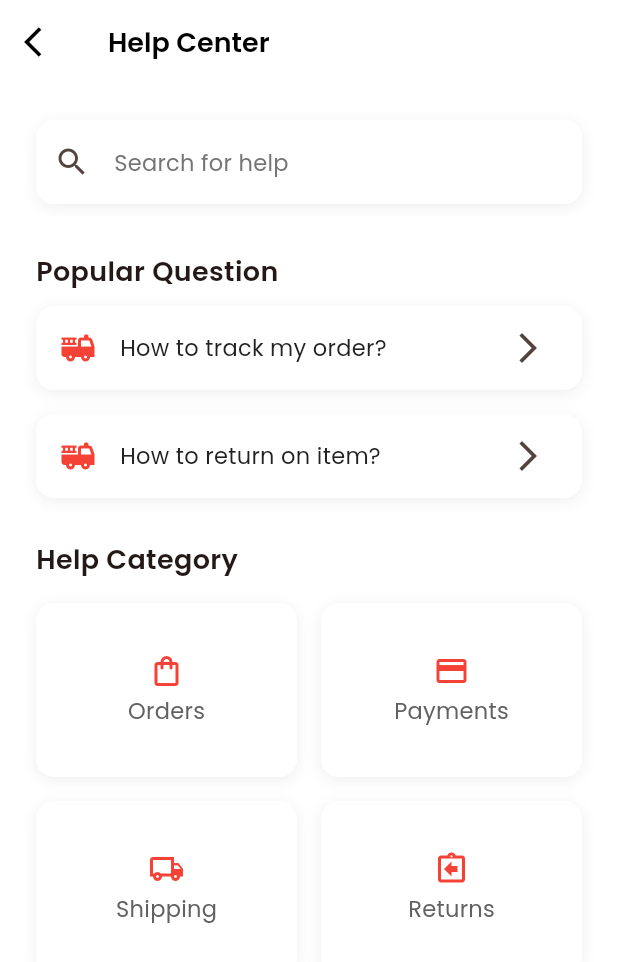
After one commit to ganeshchay2021/E_commerce_modernUI, a Flutter app: the HelpCenterScreen screen opened directly, on a phone screen of 412 x 824 dp. The commit adds this screen. Shown: the top 962 px of the screen. Run offline on Flutter 3.47's test engine with Material 3 defaults, Android fonts, the phone set to English and light mode, and no system bars; our stand-ins replace bloc, email_validator, flutter_bloc, google_fonts, shared_preferences; accounts and stored records are empty.

Commit message:
Help Center screen added

```diff
--- /dev/null
+++ b/lib/view/help center/help_center_screen.dart
@@ -0,0 +1,264 @@
+import 'package:e_commerce_modernui/utils/app_text_styles.dart';
+import 'package:e_commerce_modernui/widgets/custom_iconbutton.dart';
+import 'package:e_commerce_modernui/widgets/help_category.dart';
+import 'package:flutter/material.dart';
+
+class HelpCenterScreen extends StatefulWidget {
+  const HelpCenterScreen({super.key});
+
+  @override
+  State<HelpCenterScreen> createState() => _HelpCenterScreenState();
+}
+
+class _HelpCenterScreenState extends State<HelpCenterScreen> {
+  @override
+  Widget build(BuildContext context) {
+    final isDark = Theme.of(context).brightness == Brightness.dark;
+
+    return Scaffold(
+      appBar: AppBar(
+        leading: CustomIconbutton(
+          icon: Icons.arrow_back_ios,
+          onTap: () {
+            Navigator.pop(context);
+          },
+        ),
+        title: Text(
+          "Help Center",
+          style: AppTextstyles.withColor(
+            AppTextstyles.h3,
+            isDark ? Colors.white : Colors.black,
+          ),
+        ),
+      ),
+      body: Padding(
+        padding: const EdgeInsets.all(24),
+        child: Column(
+          crossAxisAlignment: CrossAxisAlignment.start,
+          children: [
+            _buildSearchBar(context),
+            const SizedBox(
+              height: 16,
+            ),
+            _popularQuestionSection(
+              context,
+              "Popular Question",
+              [
+                _popularQuestion(context, "How to track my order?", () {
+                  _showAddressBottomSheet(
+                      context, "How to track my order?", "Ok");
+                }),
+                _popularQuestion(
+                  context,
+                  "How to return on item?",
+                  () {
+                    _showAddressBottomSheet(
+                        context, "How to return on item?", "Ok");
+                  },
+                ),
+              ],
+            ),
+            const SizedBox(
+              height: 12,
+            ),
+            Text(
+              "Help Category",
+              style: AppTextstyles.withColor(
+                AppTextstyles.h3,
+                Theme.of(context).textTheme.bodyLarge!.color!,
+              ),
+            ),
+            const SizedBox(
+              height: 16,
+            ),
+            //HelpCategory section
+            const Expanded(
+              child: HelpCategory(),
+            )
+          ],
+        ),
+      ),
+    );
+  }
+
+  //search bar section
+  Widget _buildSearchBar(BuildContext context) {
+    final isDark = Theme.of(context).brightness == Brightness.dark;
+
+    return Container(
+      margin: const EdgeInsets.only(bottom: 16),
+      decoration: BoxDecoration(
+        color: Theme.of(context).cardColor,
+        borderRadius: BorderRadius.circular(12),
+        boxShadow: [
+          BoxShadow(
+            color: isDark ? Colors.grey[600]! : Colors.grey[200]!,
+            blurRadius: 8,
+            offset: const Offset(0, 2),
+          ),
+        ],
+      ),
+      child: TextField(
+        decoration: InputDecoration(
+          hintText: "Search for help",
+          border: OutlineInputBorder(
+              borderRadius: BorderRadius.circular(12),
+              borderSide: BorderSide.none),
+          prefixIcon: const Icon(Icons.search),
+          hintStyle: AppTextstyles.withColor(
+            AppTextstyles.bodyMedium,
+            isDark ? Colors.grey[300]! : Colors.grey[600]!,
+          ),
+          filled: true,
+          fillColor: Theme.of(context).cardColor,
+        ),
+      ),
+    );
+  }
+
+  //build popular question foundation
+  Widget _popularQuestionSection(
+      BuildContext context, String title, List<Widget> children) {
+    final isDark = Theme.of(context).brightness == Brightness.dark;
+
+    return Column(
+      crossAxisAlignment: CrossAxisAlignment.start,
+      children: [
+        Padding(
+          padding: const EdgeInsets.fromLTRB(0, 0, 0, 10),
+          child: Text(
+            title,
+            style: AppTextstyles.withColor(
+              AppTextstyles.h3,
+              Theme.of(context).textTheme.bodyLarge!.color!,
+            ),
+          ),
+        ),
+        ...children
+      ],
+    );
+  }
+
+  //Bild popular question section
+  Widget _popularQuestion(
+      BuildContext context, String question, VoidCallback onTap) {
+    final isDark = Theme.of(context).brightness == Brightness.dark;
+
+    return Container(
+      margin: const EdgeInsets.only(bottom: 16),
+      decoration: BoxDecoration(
+        color: Theme.of(context).cardColor,
+        borderRadius: BorderRadius.circular(12),
+        boxShadow: [
+          BoxShadow(
+            color: isDark ? Colors.grey[600]! : Colors.grey[200]!,
+            blurRadius: 8,
+            offset: const Offset(0, 2),
+          ),
+        ],
+      ),
+      child: ListTile(
+        onTap: onTap,
+        title: Text(
+          question,
+          style: AppTextstyles.withColor(
+            AppTextstyles.bodyMedium,
+            isDark ? Colors.grey[300]! : Colors.grey[900]!,
+          ),
+        ),
+        leading: Icon(
+          Icons.fire_truck,
+          color: Theme.of(context).primaryColor,
+        ),
+        trailing: const Icon(Icons.arrow_forward_ios),
+      ),
+    );
+  }
+
+  //show answer
+  void _showAddressBottomSheet(
+      BuildContext context, String question, String btnName) {
+    final isDark = Theme.of(context).brightness == Brightness.dark;
+
+    showModalBottomSheet(
+      isScrollControlled: true,
+      context: context,
+      builder: (context) {
+        return Container(
+          padding: const EdgeInsets.all(24),
+          decoration: BoxDecoration(
+            color: Theme.of(context).cardColor,
+            borderRadius: const BorderRadius.vertical(
+              top: Radius.circular(20),
+            ),
+          ),
+          child: Column(
+            mainAxisSize: MainAxisSize.min,
+            children: [
+              Row(
+                mainAxisAlignment: MainAxisAlignment.spaceBetween,
+                children: [
+                  Text(
+                    question,
+                    style: AppTextstyles.withColor(
+                      AppTextstyles.h3,
+                      Theme.of(context).textTheme.bodyLarge!.color!,
+                    ),
+                  ),
+                  IconButton(
+                    onPressed: () {
+                      Navigator.pop(context);
+                    },
+                    icon: const Icon(Icons.close),
+                  )
+                ],
+              ),
+              const SizedBox(
+                height: 8,
+              ),
+              Text(
+                _getAnswer(question),
+                style: AppTextstyles.withColor(AppTextstyles.bodyMedium,
+                    isDark ? Colors.grey[300]! : Colors.grey[700]!),
+              ),
+              const SizedBox(
+                height: 16,
+              ),
+              SizedBox(
+                width: double.infinity,
+                child: ElevatedButton(
+                  onPressed: () {
+                    Navigator.pop(context);
+                  },
+                  style: ElevatedButton.styleFrom(
+                      padding: const EdgeInsets.symmetric(vertical: 15),
+                      shape: RoundedRectangleBorder(
+                        borderRadius: BorderRadius.circular(12),
+                      ),
+                      backgroundColor: Theme.of(context).primaryColor),
+                  child: Text(
+                    "Got it",
+                    style: AppTextstyles.withColor(
+                        AppTextstyles.buttonMedium, Colors.white),
+                  ),
+                ),
+              ),
+            ],
+          ),
+        );
+      },
+    );
+  }
+
+  String _getAnswer(String question) {
+    final answer = {
+      "How to track my order?":
+          "To track your order: \n 1. Go to My Orders in your account,\n 2. Select the order you want to track\n 3. Click on Track Order\n 4. You'll see real-time updates about your package location\n  You can also click on the tracking number in your order confirmation email to track your package directly.",
+      "How to return on item?":
+          "To return an item:\n 1. Go to \"My Orders\" in your account.\n 2. Select the order with the item you want to return. \n 3. Click on \"Return\" Item.\n 4. Select the reason for return\n 5. Print the return label.\n 6. Pack the item securely.\n 7. Drop off the package at the nearest shipping location.\n Returns must be initiated within 30 days of delivery. Once we receive the item, your refund will be processed."
+    };
+
+    return answer[question] ??
+        "Information not available. Please contact support for assistant";
+  }
+}
--- a/lib/view/profile/profile_screen.dart
+++ b/lib/view/profile/profile_screen.dart
@@ -1,6 +1,7 @@
 import 'package:e_commerce_modernui/utils/app_text_styles.dart';
 import 'package:e_commerce_modernui/utils/assets.dart';
 import 'package:e_commerce_modernui/view/account/accunt_edit_screen.dart';
+import 'package:e_commerce_modernui/view/help%20center/help_center_screen.dart';
 import 'package:e_commerce_modernui/view/myorders/myorders_screens.dart';
 import 'package:e_commerce_modernui/view/settings/settings_screen.dart';
 import 'package:e_commerce_modernui/view/shipping/shipping_address_screen.dart';
@@ -177,8 +178,8 @@ class ProfileScreen extends StatelessWidget {
                       builder: (context) => ShippingAddressScreen(),
                     ),
                   );
-                } else if (menu["title"] == "My Orders") {
                 } else if (menu["title"] == "Help Center") {
+                  Navigator.push(context, CupertinoPageRoute(builder:(context) => const HelpCenterScreen(),));
                 } else if (menu["title"] == "Logout") {
                   _showLogoutComfirmDialog(context);
                 }
--- /dev/null
+++ b/lib/widgets/help_category.dart
@@ -0,0 +1,88 @@
+import 'package:e_commerce_modernui/utils/app_text_styles.dart';
+import 'package:flutter/material.dart';
+
+class HelpCategory extends StatefulWidget {
+  const HelpCategory({super.key});
+
+  @override
+  State<HelpCategory> createState() => _HelpCategoryState();
+}
+
+class _HelpCategoryState extends State<HelpCategory> {
+  final helpCategory = [
+    {"icon": Icons.shopping_bag_outlined, "title": "Orders"},
+    {"icon": Icons.payment_outlined, "title": "Payments"},
+    {"icon": Icons.local_shipping_outlined, "title": "Shipping"},
+    {"icon": Icons.assignment_return_outlined, "title": "Returns"},
+  ];
+  @override
+  Widget build(BuildContext context) {
+    return GridView.builder(
+      shrinkWrap: true,
+      physics: const NeverScrollableScrollPhysics(),
+      itemCount: helpCategory.length,
+      gridDelegate: const SliverGridDelegateWithFixedCrossAxisCount(
+          crossAxisCount: 2,
+          mainAxisSpacing: 16,
+          crossAxisSpacing: 16,
+          childAspectRatio: 1.5),
+      itemBuilder: (context, index) {
+        return _buildCategoryCard(
+            context,
+            helpCategory[index]['icon']! as IconData,
+            helpCategory[index]['title']! as String);
+      },
+    );
+  }
+
+  Widget _buildCategoryCard(BuildContext context, IconData icon, String title) {
+    final isDark = Theme.of(context).brightness == Brightness.dark;
+
+    return InkWell(
+      borderRadius: BorderRadius.circular(12),
+      onTap: () {
+        if (title == "Orders") {
+          //go to order related question page
+        } else if (title == "Payments") {
+          //go to payments related question page
+        } else if (title == "Shipping") {
+          //go to shipping related question page
+        } else if (title == "Returns") {
+          //go to returns related question page
+        }
+      },
+      child: Container(
+        decoration: BoxDecoration(
+          color: Theme.of(context).cardColor,
+          borderRadius: BorderRadius.circular(12),
+          boxShadow: [
+            BoxShadow(
+              color: isDark ? Colors.grey[600]! : Colors.grey[200]!,
+              blurRadius: 8,
+              offset: const Offset(0, 2),
+            ),
+          ],
+        ),
+        child: Column(
+          mainAxisAlignment: MainAxisAlignment.center,
+          children: [
+            Icon(
+              icon,
+              color: Theme.of(context).primaryColor,
+            ),
+            const SizedBox(
+              height: 4,
+            ),
+            Text(
+              title,
+              style: AppTextstyles.withColor(
+                AppTextstyles.bodyMedium,
+                isDark ? Colors.grey[300]! : Colors.grey[700]!,
+              ),
+            )
+          ],
+        ),
+      ),
+    );
+  }
+}
```
